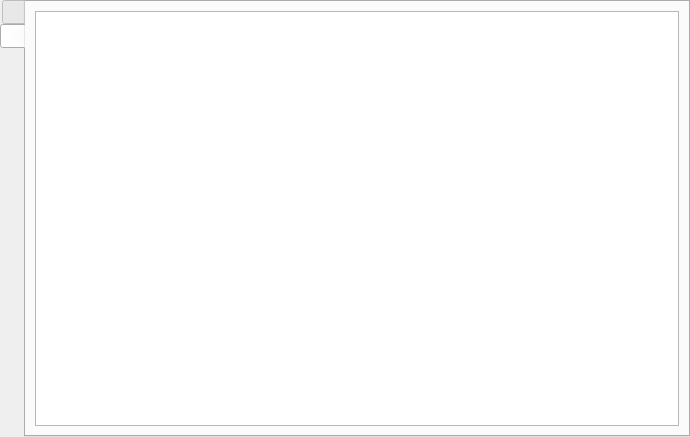
Above: src/wayland/formMainWindow_wl.ui from vkohaupt/vokoscreenNG before the change. Below: the same form after it.
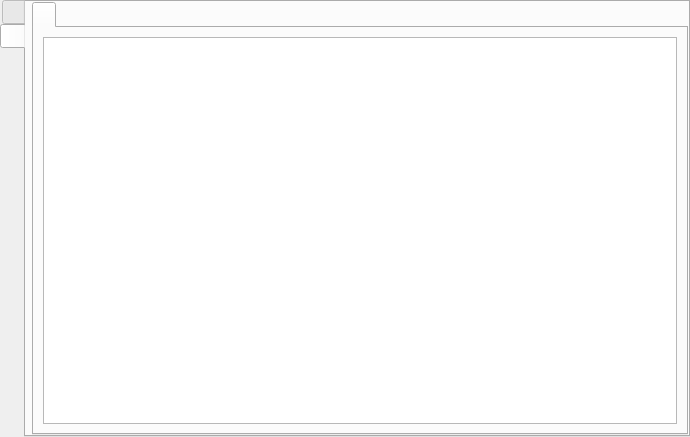
That is the form after the change. The open tabs and pages were chosen to show the change. Icons and pictures are not drawn.

The edit to the form file:
```diff
--- a/src/wayland/formMainWindow_wl.ui
+++ b/src/wayland/formMainWindow_wl.ui
@@ -695,8 +695,44 @@
         <string notr="true"/>
        </attribute>
        <layout class="QVBoxLayout" name="verticalLayout_4">
+        <property name="leftMargin">
+         <number>6</number>
+        </property>
+        <property name="topMargin">
+         <number>0</number>
+        </property>
+        <property name="rightMargin">
+         <number>0</number>
+        </property>
+        <property name="bottomMargin">
+         <number>0</number>
+        </property>
         <item>
-         <widget class="QTextBrowser" name="textBrowserLog"/>
+         <widget class="QTabWidget" name="tabWidgetLog">
+          <property name="currentIndex">
+           <number>0</number>
+          </property>
+          <property name="iconSize">
+           <size>
+            <width>48</width>
+            <height>48</height>
+           </size>
+          </property>
+          <widget class="QWidget" name="tabLog">
+           <attribute name="icon">
+            <iconset resource="../screencast.qrc">
+             <normaloff>:/pictures/log/log.png</normaloff>:/pictures/log/log.png</iconset>
+           </attribute>
+           <attribute name="title">
+            <string notr="true"/>
+           </attribute>
+           <layout class="QVBoxLayout" name="verticalLayout_9">
+            <item>
+             <widget class="QTextBrowser" name="textBrowserLog"/>
+            </item>
+           </layout>
+          </widget>
+         </widget>
         </item>
        </layout>
       </widget>
```
Left out of the diff: 2 changed lines with no effect on the pictures.
